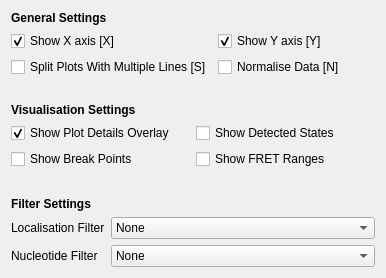
Qt form src/DeepGapSeq/GUI/plotsettings_gui.ui (piedrro/DeepGapSeq) before a commit.
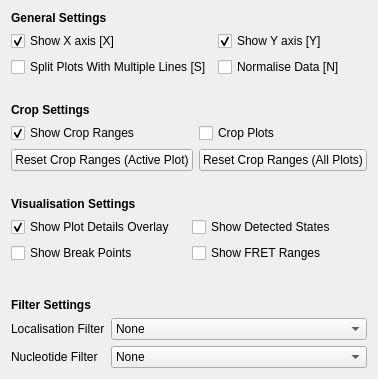
The same form after that commit.

Commit message: working trace cropping

```diff
--- a/src/DeepGapSeq/GUI/plotsettings_gui.ui
+++ b/src/DeepGapSeq/GUI/plotsettings_gui.ui
@@ -6,8 +6,8 @@
    <rect>
     <x>0</x>
     <y>0</y>
-    <width>386</width>
-    <height>278</height>
+    <width>339</width>
+    <height>379</height>
    </rect>
   </property>
   <property name="sizePolicy">
@@ -87,6 +87,70 @@
      </property>
     </spacer>
    </item>
+   <item>
+    <widget class="QLabel" name="label_4">
+     <property name="font">
+      <font>
+       <weight>75</weight>
+       <bold>true</bold>
+      </font>
+     </property>
+     <property name="text">
+      <string>Crop Settings</string>
+     </property>
+    </widget>
+   </item>
+   <item>
+    <layout class="QGridLayout" name="gridLayout">
+     <item row="1" column="0">
+      <widget class="QPushButton" name="crop_reset_active">
+       <property name="text">
+        <string>Reset Crop Ranges (Active Plot)</string>
+       </property>
+      </widget>
+     </item>
+     <item row="1" column="1">
+      <widget class="QPushButton" name="crop_reset_all">
+       <property name="text">
+        <string>Reset Crop Ranges (All Plots)</string>
+       </property>
+      </widget>
+     </item>
+     <item row="0" column="0">
+      <widget class="QCheckBox" name="show_crop_range">
+       <property name="text">
+        <string>Show Crop Ranges</string>
+       </property>
+       <property name="checked">
+        <bool>true</bool>
+       </property>
+      </widget>
+     </item>
+     <item row="0" column="1">
+      <widget class="QCheckBox" name="crop_plots">
+       <property name="text">
+        <string>Crop Plots</string>
+       </property>
+      </widget>
+     </item>
+    </layout>
+   </item>
+   <item>
+    <spacer name="verticalSpacer_3">
+     <property name="orientation">
+      <enum>Qt::Vertical</enum>
+     </property>
+     <property name="sizeType">
+      <enum>QSizePolicy::Minimum</enum>
+     </property>
+     <property name="sizeHint" stdset="0">
+      <size>
+       <width>20</width>
+       <height>20</height>
+      </size>
+     </property>
+    </spacer>
+   </item>
    <item>
     <widget class="QLabel" name="label_2">
      <property name="font">
```
The commit also changes 2 other files.
